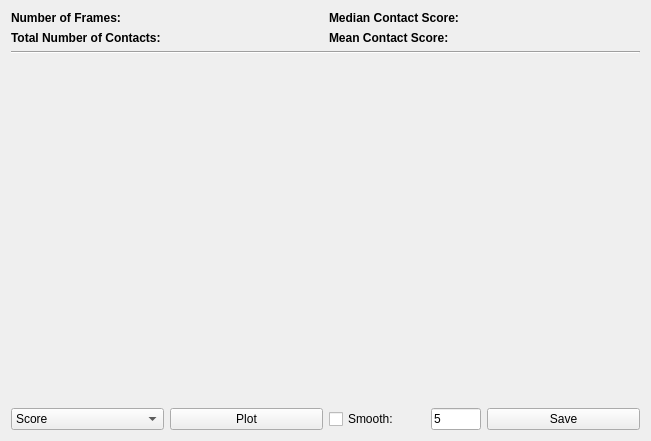
Above: PyContact/gui/statistics.ui from maxscheurer/pycontact before the change. Below: the same form after it.
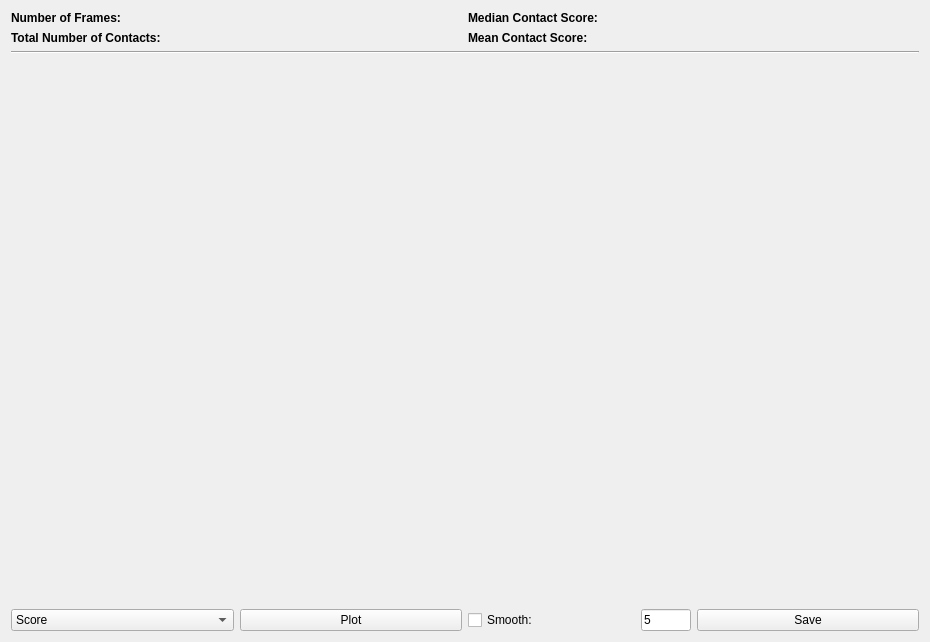
That is the form after the change.

```diff
--- a/PyContact/gui/statistics.ui
+++ b/PyContact/gui/statistics.ui
@@ -9,8 +9,8 @@
    <rect>
     <x>0</x>
     <y>0</y>
-    <width>651</width>
-    <height>441</height>
+    <width>930</width>
+    <height>642</height>
    </rect>
   </property>
   <property name="windowTitle">
```
